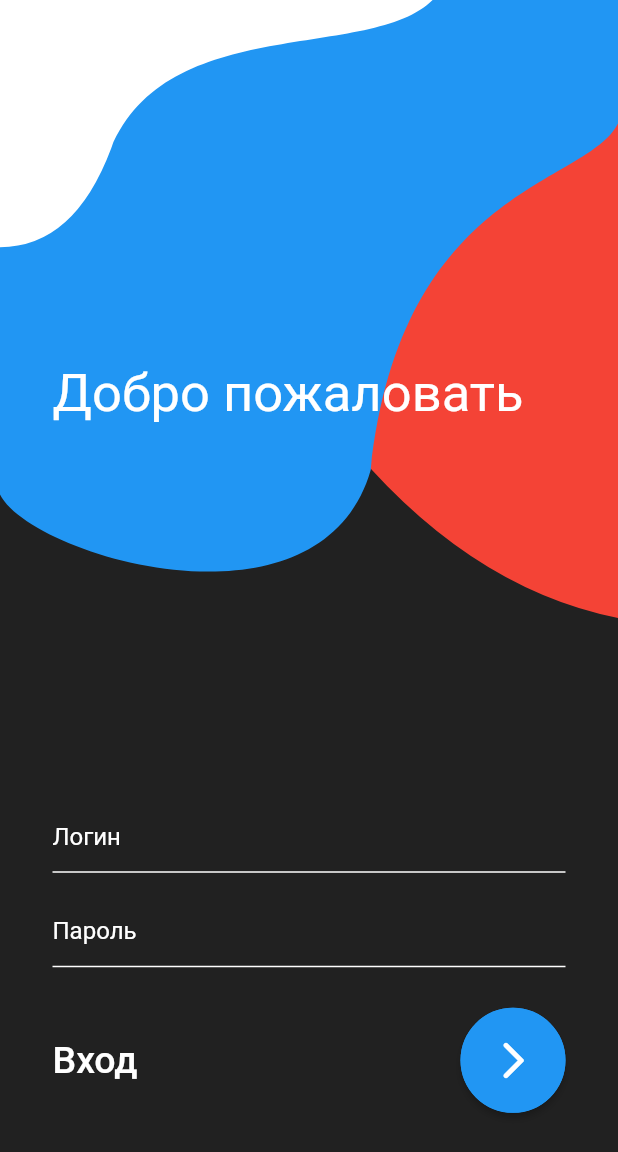
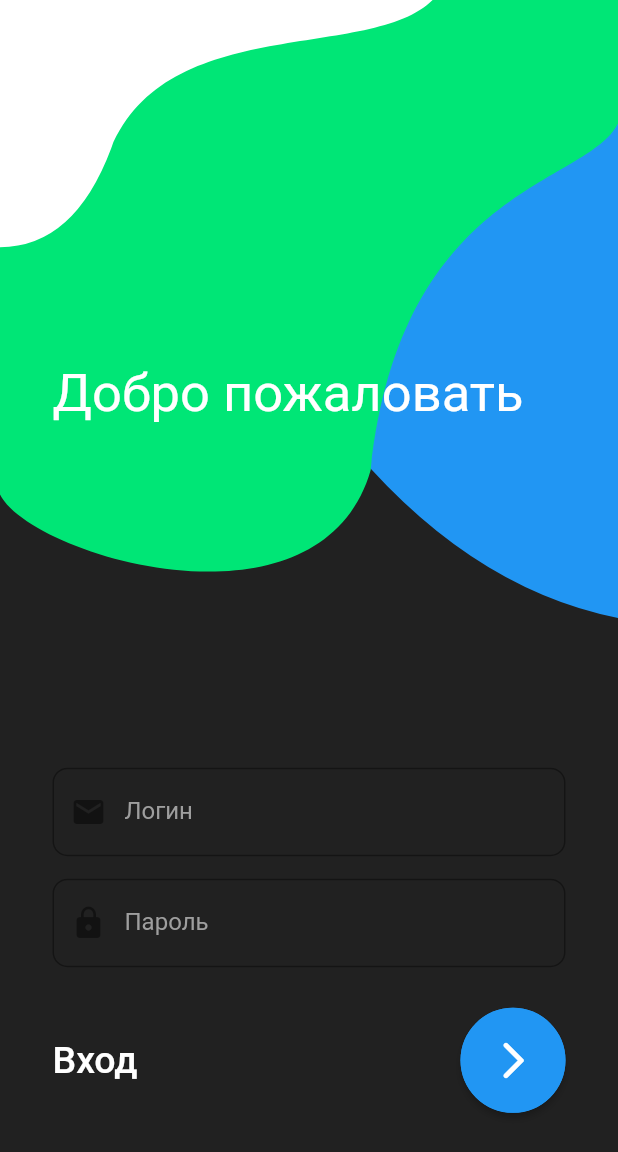
Before and after one commit to Heraldead/free_ui, a Flutter app: the screen it shows after launch, on a phone screen of 412 x 824 dp. Shown: the top 1152 px of the screen. Run offline on Flutter 3.47's test engine with Material 2 defaults, Android fonts, the phone set to English and light mode, and no system bars.

Commit message:
solved problems

```diff
--- a/lib/main.dart
+++ b/lib/main.dart
@@ -1,4 +1,6 @@
 import 'package:flutter/material.dart';
+import 'widgets/wiget_first.dart';
+import 'widgets/widgets.dart';
 
 void main() => runApp(MyApp());
 
@@ -7,7 +9,14 @@ class MyApp extends StatelessWidget {
   Widget build(BuildContext context) {
     return MaterialApp(
       debugShowCheckedModeBanner: false,
-      home: LoginPage(),
+
+      // Navigator.of(context).pushReplacementNamed('/second');
+      routes: {
+        '/': (context) => LoginPage(),
+        '/second': (context) => Second(),
+        '/third': (context) => PointFile(),
+      },
+      initialRoute: '/',
     );
   }
 }
@@ -27,16 +36,18 @@ class _LoginPageState extends State {
           children: <Widget>[
             Padding(
               padding: const EdgeInsets.symmetric(horizontal: 35),
+              child: Expanded(
                 child: Column(
                   children: <Widget>[
                     _getHeader(),
-                  _getInputs(),
+                    Verify(),
                     _getSignIn(),
                     SizedBox(
                       height: 70,
                     )
                     // _getBottomRow(),
                   ],
+                ),
               ),
             )
           ],
@@ -59,34 +70,58 @@ _getHeader() {
   );
 }
 
-_getInputs() {
+class Verify extends StatefulWidget {
+  Verify({Key key}) : super(key: key);
+
+  @override
+  _VerifyState createState() => _VerifyState();
+}
+
+class _VerifyState extends State<Verify> {
+  TextEditingController name = TextEditingController();
+  TextEditingController surname = TextEditingController();
+
+  @override
+  Widget build(BuildContext context) {
     return Expanded(
       flex: 4,
       child: Column(
         mainAxisAlignment: MainAxisAlignment.end,
         children: <Widget>[
           TextField(
+            controller: name,
             decoration: InputDecoration(
-            hintText: 'Логин',
-            hintStyle: TextStyle(color: Colors.white),
-            enabledBorder: new UnderlineInputBorder(
-              borderSide: BorderSide(
-                  color: Colors.white, width: 1.0, style: BorderStyle.solid),
+              prefixIcon: Icon(Icons.mail),
+
+              // fillColor: ,,
+              border:
+                  OutlineInputBorder(borderRadius: BorderRadius.circular(10)),
+              labelText: 'Логин',
+              labelStyle: TextStyle(color: Colors.grey),
+              focusColor: Colors.red,
+              fillColor: Colors.red,
+
+              // fillColor: ,
             ),
-          ),
+            style: TextStyle(color: Colors.white),
           ),
           SizedBox(
             height: 15,
           ),
           TextField(
+            controller: surname,
             decoration: InputDecoration(
-            hintText: 'Пароль',
-            hintStyle: TextStyle(color: Colors.white),
-            enabledBorder: new UnderlineInputBorder(
+              prefixIcon: Icon(Icons.lock),
+              border: OutlineInputBorder(
+                borderRadius: BorderRadius.circular(10),
                 borderSide: BorderSide(
-                  color: Colors.white, width: 1.0, style: BorderStyle.solid),
+                  color: Colors.red,
                 ),
               ),
+              labelText: 'Пароль',
+              labelStyle: TextStyle(color: Colors.grey),
+            ),
+            style: TextStyle(color: Colors.white),
           ),
           SizedBox(
             height: 15,
@@ -94,6 +129,7 @@ _getInputs() {
         ],
       ),
     );
+  }
 }
 
 _getSignIn() {
@@ -121,7 +157,10 @@ class Button extends StatefulWidget {
 }
 
 class _ButtonState extends State<Button> {
-  second_widget() {}
+  second_widget() {
+    final name = Verify();
+    return Navigator.of(context).pushReplacementNamed('/second');
+  }
 
   @override
   Widget build(BuildContext context) {
@@ -133,7 +172,7 @@ class _ButtonState extends State<Button> {
         style: ButtonStyle(
             shape: MaterialStateProperty.all<RoundedRectangleBorder>(
                 RoundedRectangleBorder(
-                    borderRadius: BorderRadius.circular(100),
+                    borderRadius: BorderRadius.circular(1000),
                     side: BorderSide(color: Colors.blue)))),
         child: Icon(
           Icons.arrow_forward_ios_rounded,
@@ -181,16 +220,16 @@ class BackgroundSignIn extends CustomPainter {
     paint.color = Colors.grey[900];
     canvas.drawPath(mainBackground, paint);
 
-    // Blue
+    // RED
     Path blueWave = Path();
     blueWave.lineTo(sw, 0);
     blueWave.lineTo(sw, sh * 0.5);
     blueWave.quadraticBezierTo(sw * 0.5, sh * 0.45, sw * 0.2, 0);
     blueWave.close();
-    paint.color = Colors.red;
+    paint.color = Colors.blue;
     canvas.drawPath(blueWave, paint);
 
-    // Grey
+    // BLUE
     Path greyWave = Path();
     greyWave.lineTo(sw, 0);
     greyWave.lineTo(sw, sh * 0.1);
@@ -198,10 +237,10 @@ class BackgroundSignIn extends CustomPainter {
         sw * 0.95, sh * 0.15, sw * 0.65, sh * 0.15, sw * 0.6, sh * 0.38);
     greyWave.cubicTo(sw * 0.52, sh * 0.52, sw * 0.05, sh * 0.45, 0, sh * 0.4);
     greyWave.close();
-    paint.color = Colors.blue;
+    paint.color = Colors.greenAccent[400];
     canvas.drawPath(greyWave, paint);
 
-    // Yellow
+    // WHITE
     Path yellowWave = Path();
     yellowWave.lineTo(sw * 0.7, 0);
     yellowWave.cubicTo(
```
Also changed, not shown: lib/widgets/wiget_first.dart (+61 -2 lines). Lines whose indentation alone changed are shown as unchanged.
